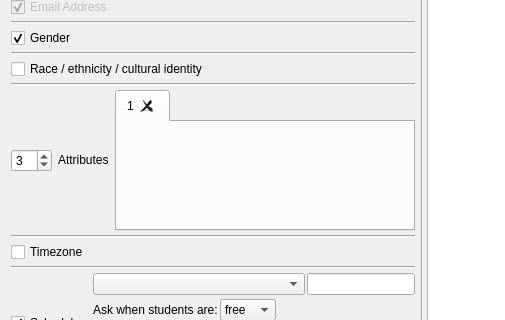
Above: surveymaker.ui from gruepr/gruepr before the change; both pictures show x 0 to 505 and y 201 to 521 of the 893 by 782 pixel window. Below: the same form after it.
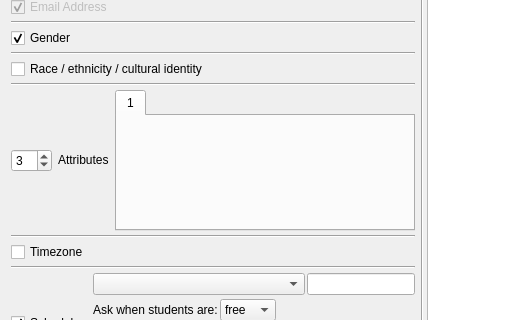
That is the form after the change. Icons and pictures are not drawn.

Commit message: Version 10.5. Some UI adjustments to account for visual differences in tab widgets in macOS

Diff of the .ui file:
```diff
--- a/surveymaker.ui
+++ b/surveymaker.ui
@@ -796,9 +796,6 @@
         <property name="usesScrollButtons">
          <bool>false</bool>
         </property>
-        <property name="tabsClosable">
-         <bool>true</bool>
-        </property>
         <property name="movable">
          <bool>true</bool>
         </property>
```
The commit also changes 7 other files.
